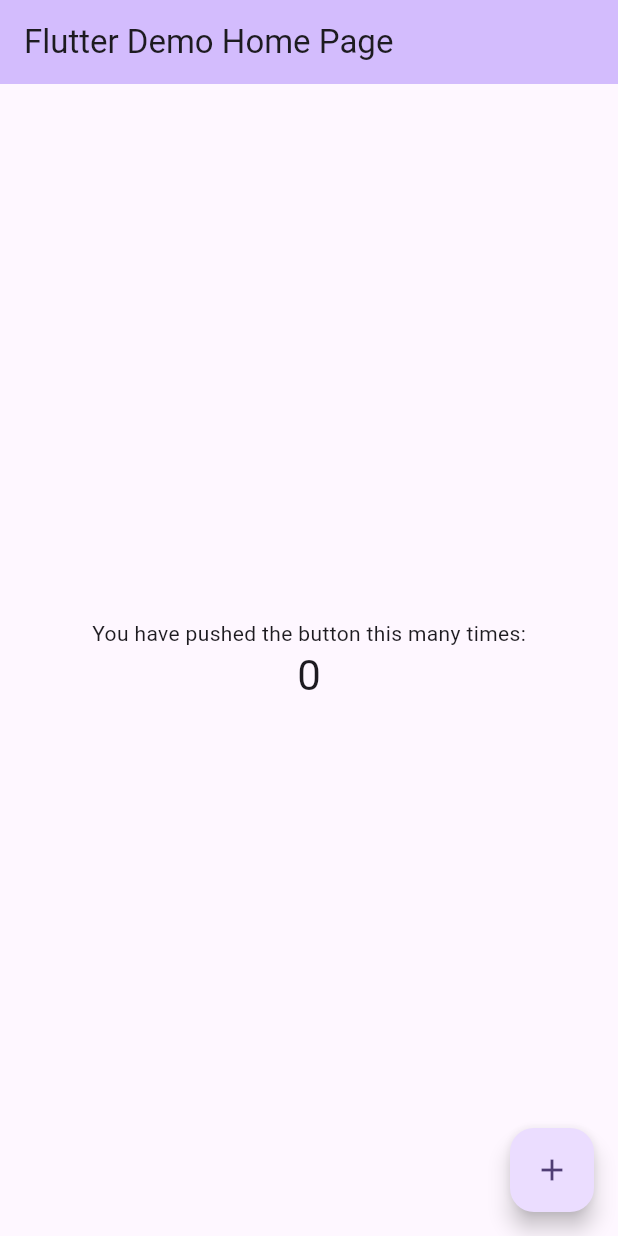
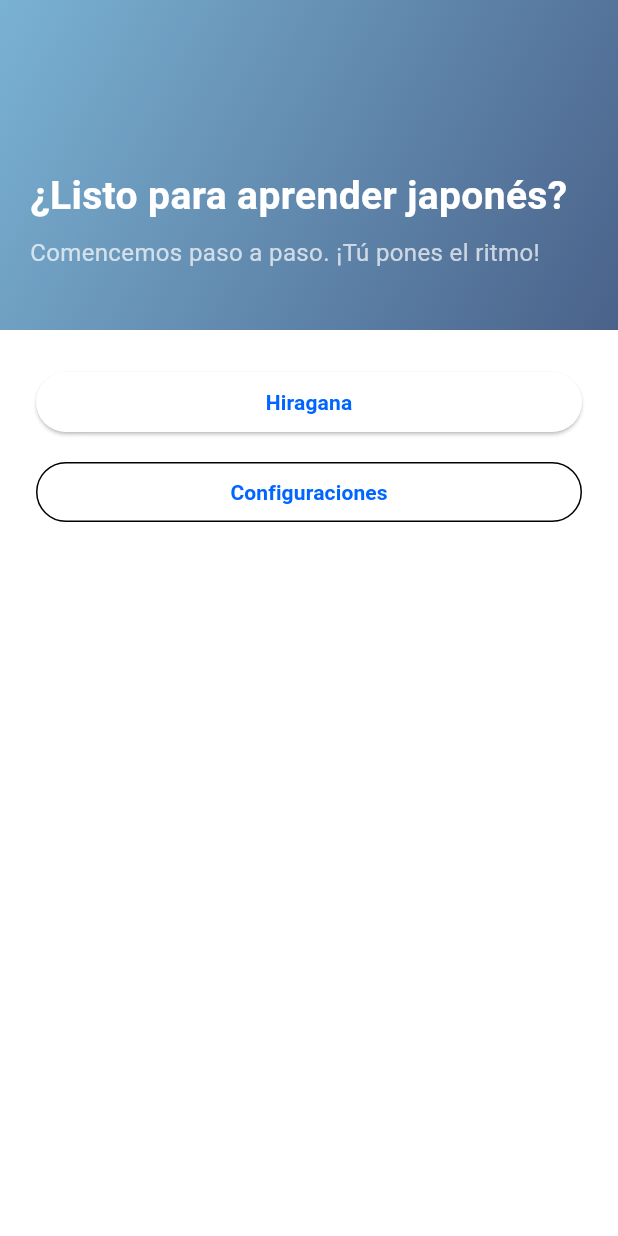
Before and after one commit to Hensell/yadana, a Flutter app: the screen it shows after launch, on a phone screen of 412 x 824 dp. Run offline on Flutter 3.47's test engine with Material 3 defaults, Android fonts, the phone set to English and light mode, and no system bars; our stand-ins replace flutter_bloc, hydrated_bloc.

Commit message:
Added home_view.dart

````diff
--- /dev/null
+++ b/l10n.yaml
@@ -0,0 +1,3 @@
+arb-dir: lib/l10n
+template-arb-file: app_en.arb
+output-localization-file: app_localizations.dart
--- /dev/null
+++ b/lib/core/settings/cubit/settings_cubit.dart
@@ -0,0 +1,29 @@
+import 'package:flutter/material.dart';
+import 'package:hydrated_bloc/hydrated_bloc.dart';
+
+part 'settings_state.dart';
+
+class SettingsCubit extends HydratedCubit<SettingsState> {
+  SettingsCubit()
+    : super(
+        const SettingsState(themeMode: ThemeMode.system, locale: Locale('es')),
+      );
+
+  void changeTheme(ThemeMode mode) {
+    emit(state.copyWith(themeMode: mode));
+  }
+
+  void changeLocale(Locale locale) {
+    emit(state.copyWith(locale: locale));
+  }
+
+  @override
+  SettingsState fromJson(Map<String, dynamic> json) {
+    return SettingsState.fromMap(json);
+  }
+
+  @override
+  Map<String, dynamic> toJson(SettingsState state) {
+    return state.toMap();
+  }
+}
--- /dev/null
+++ b/lib/core/settings/cubit/settings_state.dart
@@ -0,0 +1,27 @@
+part of 'settings_cubit.dart';
+
+@immutable
+class SettingsState {
+  final ThemeMode themeMode;
+  final Locale locale;
+
+  const SettingsState({required this.themeMode, required this.locale});
+
+  SettingsState copyWith({ThemeMode? themeMode, Locale? locale}) {
+    return SettingsState(
+      themeMode: themeMode ?? this.themeMode,
+      locale: locale ?? this.locale,
+    );
+  }
+
+  Map<String, dynamic> toMap() {
+    return {'themeMode': themeMode.index, 'locale': locale.languageCode};
+  }
+
+  factory SettingsState.fromMap(Map<String, dynamic> map) {
+    return SettingsState(
+      themeMode: ThemeMode.values[map['themeMode'] ?? 0],
+      locale: Locale(map['locale'] ?? 'es'),
+    );
+  }
+}
--- /dev/null
+++ b/lib/core/theme/app_theme.dart
@@ -0,0 +1,7 @@
+import 'themes/light_theme.dart';
+import 'themes/dark_theme.dart';
+
+class AppTheme {
+  static final light = lightTheme;
+  static final dark = darkTheme;
+}
--- /dev/null
+++ b/lib/core/theme/themes/dark_theme.dart
@@ -0,0 +1,19 @@
+import 'package:flutter/material.dart';
+import 'app_colors.dart';
+import '../extensions/text_styles.dart';
+
+final ThemeData darkTheme = ThemeData(
+  brightness: Brightness.dark,
+  primaryColor: AppColors.primaryDark,
+  scaffoldBackgroundColor: AppColors.backgroundDark,
+  colorScheme: ColorScheme.dark(
+    primary: AppColors.primaryDark,
+    secondary: AppColors.secondary,
+  ),
+  textTheme: AppTextStyles.textTheme,
+  appBarTheme: const AppBarTheme(
+    backgroundColor: Colors.black,
+    elevation: 0,
+    iconTheme: IconThemeData(color: Colors.white),
+  ),
+);
--- /dev/null
+++ b/lib/core/theme/themes/light_theme.dart
@@ -0,0 +1,19 @@
+import 'package:flutter/material.dart';
+import 'app_colors.dart';
+import '../extensions/text_styles.dart';
+
+final ThemeData lightTheme = ThemeData(
+  brightness: Brightness.light,
+  primaryColor: AppColors.primary,
+  scaffoldBackgroundColor: Colors.white,
+  colorScheme: ColorScheme.light(
+    primary: AppColors.primary,
+    secondary: AppColors.secondary,
+  ),
+  textTheme: AppTextStyles.textTheme,
+  appBarTheme: const AppBarTheme(
+    backgroundColor: Colors.white,
+    elevation: 0,
+    iconTheme: IconThemeData(color: Colors.black),
+  ),
+);
--- /dev/null
+++ b/lib/features/home/view/home_view.dart
@@ -0,0 +1,88 @@
+import 'package:flutter/material.dart';
+import 'package:yadana/features/settings/view/settings_view.dart';
+
+class HomeView extends StatelessWidget {
+  const HomeView({super.key});
+
+  @override
+  Widget build(BuildContext context) {
+    return Scaffold(
+      body: CustomScrollView(
+        slivers: [
+          SliverAppBar(
+            pinned: true,
+            expandedHeight: 220,
+            flexibleSpace: FlexibleSpaceBar(
+              background: Container(
+                decoration: const BoxDecoration(
+                  gradient: LinearGradient(
+                    colors: [Color(0xFF7AB2D3), Color(0xFF4A628A)],
+                    begin: Alignment.topLeft,
+                    end: Alignment.bottomRight,
+                  ),
+                ),
+                child: Padding(
+                  padding: const EdgeInsets.symmetric(
+                    horizontal: 20,
+                    vertical: 40,
+                  ),
+                  child: Column(
+                    mainAxisAlignment: MainAxisAlignment.end,
+                    crossAxisAlignment: CrossAxisAlignment.start,
+                    children: const [
+                      Text(
+                        "¿Listo para aprender japonés?",
+                        style: TextStyle(
+                          color: Colors.white,
+                          fontSize: 26,
+                          fontWeight: FontWeight.bold,
+                        ),
+                      ),
+                      SizedBox(height: 8),
+                      Text(
+                        "Comencemos paso a paso. ¡Tú pones el ritmo!",
+                        style: TextStyle(color: Colors.white70, fontSize: 16),
+                      ),
+                    ],
+                  ),
+                ),
+              ),
+            ),
+          ),
+          SliverToBoxAdapter(
+            child: Padding(
+              padding: const EdgeInsets.all(24.0),
+              child: Column(
+                children: [
+                  SizedBox(
+                    width: double.infinity,
+                    child: ElevatedButton(
+                      onPressed: () {
+                        // Navegar a Hiragana
+                      },
+                      child: const Text('Hiragana'),
+                    ),
+                  ),
+                  const SizedBox(height: 12),
+                  SizedBox(
+                    width: double.infinity,
+                    child: OutlinedButton(
+                      onPressed: () {
+                        Navigator.of(context).push(
+                          MaterialPageRoute(
+                            builder: (_) => const SettingsView(),
+                          ),
+                        );
+                      },
+                      child: const Text('Configuraciones'),
+                    ),
+                  ),
+                ],
+              ),
+            ),
+          ),
+        ],
+      ),
+    );
+  }
+}
--- /dev/null
+++ b/lib/l10n/app_es.arb
@@ -0,0 +1,6 @@
+{
+    "helloWorld": "¡Hola Mundo!",
+    "chooseTheme": "Elegir tema",
+"chooseLanguage": "Elegir idioma"
+
+}
--- /dev/null
+++ b/lib/l10n/app_localizations.dart
@@ -0,0 +1,152 @@
+import 'dart:async';
+
+import 'package:flutter/foundation.dart';
+import 'package:flutter/widgets.dart';
+import 'package:flutter_localizations/flutter_localizations.dart';
+import 'package:intl/intl.dart' as intl;
+
+import 'app_localizations_en.dart';
+import 'app_localizations_es.dart';
+
+// ignore_for_file: type=lint
+
+/// Callers can lookup localized strings with an instance of AppLocalizations
+/// returned by `AppLocalizations.of(context)`.
+///
+/// Applications need to include `AppLocalizations.delegate()` in their app's
+/// `localizationDelegates` list, and the locales they support in the app's
+/// `supportedLocales` list. For example:
+///
+/// ```dart
+/// import 'l10n/app_localizations.dart';
+///
+/// return MaterialApp(
+///   localizationsDelegates: AppLocalizations.localizationsDelegates,
+///   supportedLocales: AppLocalizations.supportedLocales,
+///   home: MyApplicationHome(),
+/// );
+/// ```
+///
+/// ## Update pubspec.yaml
+///
+/// Please make sure to update your pubspec.yaml to include the following
+/// packages:
+///
+/// ```yaml
+/// dependencies:
+///   # Internationalization support.
+///   flutter_localizations:
+///     sdk: flutter
+///   intl: any # Use the pinned version from flutter_localizations
+///
+///   # Rest of dependencies
+/// ```
+///
+/// ## iOS Applications
+///
+/// iOS applications define key application metadata, including supported
+/// locales, in an Info.plist file that is built into the application bundle.
+/// To configure the locales supported by your app, you’ll need to edit this
+/// file.
+///
+/// First, open your project’s ios/Runner.xcworkspace Xcode workspace file.
+/// Then, in the Project Navigator, open the Info.plist file under the Runner
+/// project’s Runner folder.
+///
+/// Next, select the Information Property List item, select Add Item from the
+/// Editor menu, then select Localizations from the pop-up menu.
+///
+/// Select and expand the newly-created Localizations item then, for each
+/// locale your application supports, add a new item and select the locale
+/// you wish to add from the pop-up menu in the Value field. This list should
+/// be consistent with the languages listed in the AppLocalizations.supportedLocales
+/// property.
+abstract class AppLocalizations {
+  AppLocalizations(String locale)
+    : localeName = intl.Intl.canonicalizedLocale(locale.toString());
+
+  final String localeName;
+
+  static AppLocalizations? of(BuildContext context) {
+    return Localizations.of<AppLocalizations>(context, AppLocalizations);
+  }
+
+  static const LocalizationsDelegate<AppLocalizations> delegate =
+      _AppLocalizationsDelegate();
+
+  /// A list of this localizations delegate along with the default localizations
+  /// delegates.
+  ///
+  /// Returns a list of localizations delegates containing this delegate along with
+  /// GlobalMaterialLocalizations.delegate, GlobalCupertinoLocalizations.delegate,
+  /// and GlobalWidgetsLocalizations.delegate.
+  ///
+  /// Additional delegates can be added by appending to this list in
+  /// MaterialApp. This list does not have to be used at all if a custom list
+  /// of delegates is preferred or required.
+  static const List<LocalizationsDelegate<dynamic>> localizationsDelegates =
+      <LocalizationsDelegate<dynamic>>[
+        delegate,
+        GlobalMaterialLocalizations.delegate,
+        GlobalCupertinoLocalizations.delegate,
+        GlobalWidgetsLocalizations.delegate,
+      ];
+
+  /// A list of this localizations delegate's supported locales.
+  static const List<Locale> supportedLocales = <Locale>[
+    Locale('en'),
+    Locale('es'),
+  ];
+
+  /// The conventional newborn programmer greeting
+  ///
+  /// In en, this message translates to:
+  /// **'Hello World!'**
+  String get helloWorld;
+
+  /// Label or title shown when the user is selecting between light or dark mode, or other visual themes.
+  ///
+  /// In en, this message translates to:
+  /// **'Choose Theme'**
+  String get chooseTheme;
+
+  /// Label or title shown when the user is selecting the app's language.
+  ///
+  /// In en, this message translates to:
+  /// **'Choose Language'**
+  String get chooseLanguage;
+}
+
+class _AppLocalizationsDelegate
+    extends LocalizationsDelegate<AppLocalizations> {
+  const _AppLocalizationsDelegate();
+
+  @override
+  Future<AppLocalizations> load(Locale locale) {
+    return SynchronousFuture<AppLocalizations>(lookupAppLocalizations(locale));
+  }
+
+  @override
+  bool isSupported(Locale locale) =>
+      <String>['en', 'es'].contains(locale.languageCode);
+
+  @override
+  bool shouldReload(_AppLocalizationsDelegate old) => false;
+}
+
+AppLocalizations lookupAppLocalizations(Locale locale) {
+  // Lookup logic when only language code is specified.
+  switch (locale.languageCode) {
+    case 'en':
+      return AppLocalizationsEn();
+    case 'es':
+      return AppLocalizationsEs();
+  }
+
+  throw FlutterError(
+    'AppLocalizations.delegate failed to load unsupported locale "$locale". This is likely '
+    'an issue with the localizations generation tool. Please file an issue '
+    'on GitHub with a reproducible sample app and the gen-l10n configuration '
+    'that was used.',
+  );
+}
--- a/lib/main.dart
+++ b/lib/main.dart
@@ -1,122 +1,45 @@
+import 'package:flutter/foundation.dart';
 import 'package:flutter/material.dart';
+import 'package:flutter_bloc/flutter_bloc.dart';
+import 'package:hydrated_bloc/hydrated_bloc.dart';
+import 'package:yadana/core/settings/cubit/settings_cubit.dart';
+import 'package:yadana/core/theme/app_theme.dart';
+import 'package:yadana/features/home/view/home_view.dart';
+import 'package:path_provider/path_provider.dart';
+import 'l10n/app_localizations.dart';
 
-void main() {
-  runApp(const MyApp());
+Future<void> main() async {
+  WidgetsFlutterBinding.ensureInitialized();
+  HydratedBloc.storage = await HydratedStorage.build(
+    storageDirectory: kIsWeb
+        ? HydratedStorageDirectory.web
+        : HydratedStorageDirectory((await getTemporaryDirectory()).path),
+  );
+  runApp(MyApp());
 }
 
 class MyApp extends StatelessWidget {
   const MyApp({super.key});
 
-  // This widget is the root of your application.
   @override
   Widget build(BuildContext context) {
-    return MaterialApp(
-      title: 'Flutter Demo',
-      theme: ThemeData(
-        // This is the theme of your application.
-        //
-        // TRY THIS: Try running your application with "flutter run". You'll see
-        // the application has a purple toolbar. Then, without quitting the app,
-        // try changing the seedColor in the colorScheme below to Colors.green
-        // and then invoke "hot reload" (save your changes or press the "hot
-        // reload" button in a Flutter-supported IDE, or press "r" if you used
-        // the command line to start the app).
-        //
-        // Notice that the counter didn't reset back to zero; the application
-        // state is not lost during the reload. To reset the state, use hot
-        // restart instead.
-        //
-        // This works for code too, not just values: Most code changes can be
-        // tested with just a hot reload.
-        colorScheme: ColorScheme.fromSeed(seedColor: Colors.deepPurple),
+    return BlocProvider(
+      create: (_) => SettingsCubit(),
+      child: BlocBuilder<SettingsCubit, SettingsState>(
+        builder: (context, state) {
+          return MaterialApp(
+            debugShowCheckedModeBanner: false,
+            localizationsDelegates: AppLocalizations.localizationsDelegates,
+            supportedLocales: AppLocalizations.supportedLocales,
+            title: 'Yadana',
+            theme: AppTheme.light,
+            darkTheme: AppTheme.dark,
+            themeMode: state.themeMode,
+            locale: state.locale,
+            home: const HomeView(),
+          );
+        },
       ),
-      home: const MyHomePage(title: 'Flutter Demo Home Page'),
     );
   }
 }
-
-class MyHomePage extends StatefulWidget {
-  const MyHomePage({super.key, required this.title});
-
-  // This widget is the home page of your application. It is stateful, meaning
-  // that it has a State object (defined below) that contains fields that affect
-  // how it looks.
-
-  // This class is the configuration for the state. It holds the values (in this
-  // case the title) provided by the parent (in this case the App widget) and
-  // used by the build method of the State. Fields in a Widget subclass are
-  // always marked "final".
-
-  final String title;
-
-  @override
-  State<MyHomePage> createState() => _MyHomePageState();
-}
-
-class _MyHomePageState extends State<MyHomePage> {
-  int _counter = 0;
-
-  void _incrementCounter() {
-    setState(() {
-      // This call to setState tells the Flutter framework that something has
-      // changed in this State, which causes it to rerun the build method below
-      // so that the display can reflect the updated values. If we changed
-      // _counter without calling setState(), then the build method would not be
-      // called again, and so nothing would appear to happen.
-      _counter++;
-    });
-  }
-
-  @override
-  Widget build(BuildContext context) {
-    // This method is rerun every time setState is called, for instance as done
-    // by the _incrementCounter method above.
-    //
-    // The Flutter framework has been optimized to make rerunning build methods
-    // fast, so that you can just rebuild anything that needs updating rather
-    // than having to individually change instances of widgets.
-    return Scaffold(
-      appBar: AppBar(
-        // TRY THIS: Try changing the color here to a specific color (to
-        // Colors.amber, perhaps?) and trigger a hot reload to see the AppBar
-        // change color while the other colors stay the same.
-        backgroundColor: Theme.of(context).colorScheme.inversePrimary,
-        // Here we take the value from the MyHomePage object that was created by
-        // the App.build method, and use it to set our appbar title.
-        title: Text(widget.title),
-      ),
-      body: Center(
-        // Center is a layout widget. It takes a single child and positions it
-        // in the middle of the parent.
-        child: Column(
-          // Column is also a layout widget. It takes a list of children and
-          // arranges them vertically. By default, it sizes itself to fit its
-          // children horizontally, and tries to be as tall as its parent.
-          //
-          // Column has various properties to control how it sizes itself and
-          // how it positions its children. Here we use mainAxisAlignment to
-          // center the children vertically; the main axis here is the vertical
-          // axis because Columns are vertical (the cross axis would be
-          // horizontal).
-          //
-          // TRY THIS: Invoke "debug painting" (choose the "Toggle Debug Paint"
-          // action in the IDE, or press "p" in the console), to see the
-          // wireframe for each widget.
-          mainAxisAlignment: MainAxisAlignment.center,
-          children: <Widget>[
-            const Text('You have pushed the button this many times:'),
-            Text(
-              '$_counter',
-              style: Theme.of(context).textTheme.headlineMedium,
-            ),
-          ],
-        ),
-      ),
-      floatingActionButton: FloatingActionButton(
-        onPressed: _incrementCounter,
-        tooltip: 'Increment',
-        child: const Icon(Icons.add),
-      ), // This trailing comma makes auto-formatting nicer for build methods.
-    );
-  }
-}
````
Also changed, not shown: lib/core/theme/extensions/text_styles.dart (added, +13 -0 lines), lib/core/theme/themes/app_colors.dart (added, +9 -0 lines), lib/features/settings/view/settings_view.dart (added, +104 -0 lines), lib/l10n/app_en.arb (added, +16 -0 lines), lib/l10n/app_localizations_en.dart (added, +19 -0 lines), lib/l10n/app_localizations_es.dart (added, +19 -0 lines), pubspec.yaml (+10 -1 lines), pubspec.lock, 1 other file.
